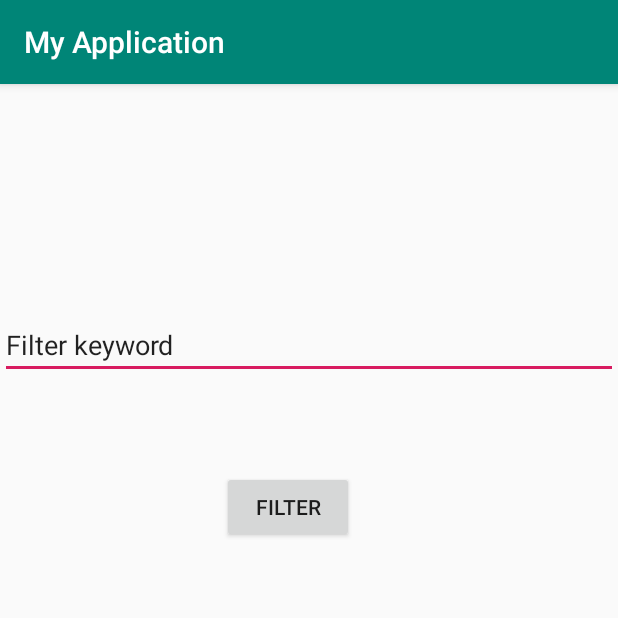
After one commit to usagi123/Nearby-clinic, an Android app: the SortActivity screen opened directly, with no data from a screen before it, on a phone screen of 412 x 824 dp, the top half of it. The commit adds this screen. Run offline under Robolectric (Android 15) with nearby library versions, the phone set to English and light mode, and no system bars.

Commit message:
intent to new view for filter

```diff
--- /dev/null
+++ b/app/src/main/java/com/example/imhikarucat/myapplication/SortActivity.java
@@ -0,0 +1,28 @@
+package com.example.imhikarucat.myapplication;
+
+import android.content.Intent;
+import android.support.v7.app.AppCompatActivity;
+import android.os.Bundle;
+import android.view.View;
+import android.widget.EditText;
+
+public class SortActivity extends AppCompatActivity {
+
+    private EditText editText;
+    @Override
+    protected void onCreate(Bundle savedInstanceState) {
+        super.onCreate(savedInstanceState);
+        setContentView(R.layout.activity_sort);
+        editText = findViewById(R.id.editText);
+
+    }
+
+
+    public void onConfirmedSearch(View view) {
+        Intent intent = new Intent(SortActivity.this,ClinicListingView.class);
+        intent.putExtra("filterKey",editText.getText().toString());
+        intent.putExtra("intentKey","filting");
+        setResult(101,intent);
+        finish();
+    }
+}
--- a/app/src/main/res/layout/activity_clinic_listing_view.xml
+++ b/app/src/main/res/layout/activity_clinic_listing_view.xml
@@ -11,12 +11,6 @@
         android:layout_width="match_parent"
         android:layout_height="match_parent"
         android:orientation="vertical">
-
-        <EditText
-            android:id="@+id/searchSpecialization"
-            android:layout_width="match_parent"
-            android:layout_height="wrap_content"
-            android:hint="Search specialization"/>
 
         <ListView
             android:id="@+id/ListView"
--- /dev/null
+++ b/app/src/main/res/layout/activity_sort.xml
@@ -0,0 +1,34 @@
+<?xml version="1.0" encoding="utf-8"?>
+<RelativeLayout xmlns:android="http://schemas.android.com/apk/res/android"
+    xmlns:app="http://schemas.android.com/apk/res-auto"
+    xmlns:tools="http://schemas.android.com/tools"
+    android:layout_width="match_parent"
+    android:layout_height="match_parent"
+    tools:context=".SortActivity">
+
+    <EditText
+        android:id="@+id/editText"
+        android:layout_width="match_parent"
+        android:layout_height="wrap_content"
+        android:layout_alignParentStart="true"
+        android:layout_alignParentTop="true"
+        android:layout_marginTop="151dp"
+        android:ems="10"
+        android:inputType="textPersonName"
+        android:text="Filter keyword"
+        tools:layout_editor_absoluteX="71dp"
+        tools:layout_editor_absoluteY="79dp" />
+
+    <Button
+        android:id="@+id/button2"
+        android:layout_width="wrap_content"
+        android:layout_height="wrap_content"
+        android:layout_alignParentStart="true"
+        android:layout_alignParentTop="true"
+        android:layout_marginStart="148dp"
+        android:layout_marginTop="258dp"
+        android:onClick="onConfirmedSearch"
+        android:text="Filter"
+        tools:layout_editor_absoluteX="136dp"
+        tools:layout_editor_absoluteY="209dp" />
+</RelativeLayout>
```
Also changed, not shown: app/src/main/AndroidManifest.xml (+5 -2 lines), app/src/main/java/com/example/imhikarucat/myapplication/ClinicListingView.java (+39 -6 lines).
